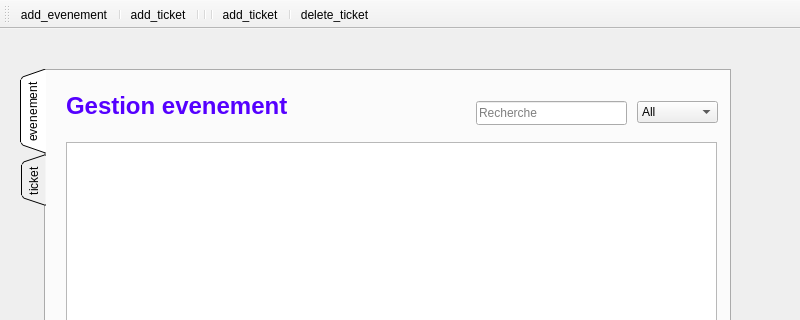
ramy25bh3/Pastry_Plus, file gestion_eventicket.ui: the form before one commit; both pictures show x 0 to 800 and y 0 to 320 of the 800 by 600 pixel window.
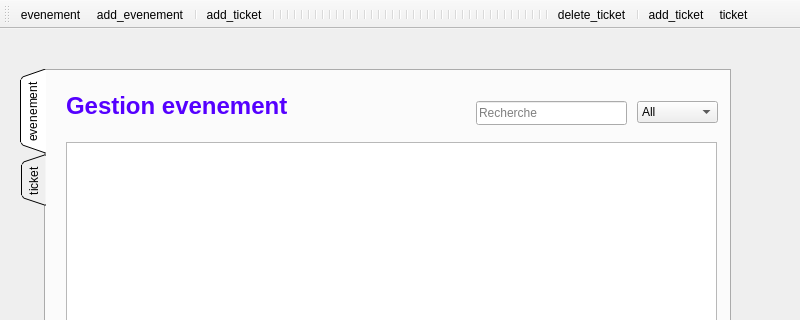
The form after the commit. The open tabs and pages were chosen to show the change. Icons and pictures are not drawn.

The edit to the form file:
```diff
--- a/gestion_eventicket.ui
+++ b/gestion_eventicket.ui
@@ -260,15 +260,54 @@
    <attribute name="toolBarBreak">
     <bool>false</bool>
    </attribute>
+   <addaction name="actionevenement"/>
    <addaction name="actionadd_evenement"/>
    <addaction name="separator"/>
    <addaction name="actiondelete_evenement"/>
    <addaction name="separator"/>
    <addaction name="separator"/>
    <addaction name="separator"/>
-   <addaction name="actionadd_ticket"/>
+   <addaction name="separator"/>
+   <addaction name="separator"/>
+   <addaction name="separator"/>
+   <addaction name="separator"/>
+   <addaction name="separator"/>
+   <addaction name="separator"/>
+   <addaction name="separator"/>
+   <addaction name="separator"/>
+   <addaction name="separator"/>
+   <addaction name="separator"/>
+   <addaction name="separator"/>
+   <addaction name="separator"/>
+   <addaction name="separator"/>
+   <addaction name="separator"/>
+   <addaction name="separator"/>
+   <addaction name="separator"/>
+   <addaction name="separator"/>
+   <addaction name="separator"/>
+   <addaction name="separator"/>
+   <addaction name="separator"/>
+   <addaction name="separator"/>
+   <addaction name="separator"/>
+   <addaction name="separator"/>
+   <addaction name="separator"/>
+   <addaction name="separator"/>
+   <addaction name="separator"/>
+   <addaction name="separator"/>
+   <addaction name="separator"/>
+   <addaction name="separator"/>
+   <addaction name="separator"/>
+   <addaction name="separator"/>
+   <addaction name="separator"/>
+   <addaction name="separator"/>
+   <addaction name="separator"/>
+   <addaction name="separator"/>
+   <addaction name="separator"/>
    <addaction name="separator"/>
    <addaction name="actiondelete_ticket"/>
+   <addaction name="separator"/>
+   <addaction name="actionadd_ticket"/>
+   <addaction name="actionticket"/>
   </widget>
   <action name="actionadd_evenement">
    <property name="icon">
@@ -310,6 +349,28 @@
     <string>add_ticket</string>
    </property>
   </action>
+  <action name="actiondelete_ticket">
+   <property name="icon">
+    <iconset resource="images.qrc">
+     <normaloff>:/tsawer/moinhamra.png</normaloff>:/tsawer/moinhamra.png</iconset>
+   </property>
+   <property name="text">
+    <string>delete_ticket</string>
+   </property>
+   <property name="toolTip">
+    <string>delete_ticket</string>
+   </property>
+  </action>
+  <action name="actionevenement">
+   <property name="text">
+    <string>evenement</string>
+   </property>
+  </action>
+  <action name="actionticket">
+   <property name="text">
+    <string>ticket</string>
+   </property>
+  </action>
  </widget>
  <resources>
   <include location="images.qrc"/>
```
Left out of the diff: 48 changed lines with no effect on the pictures.
